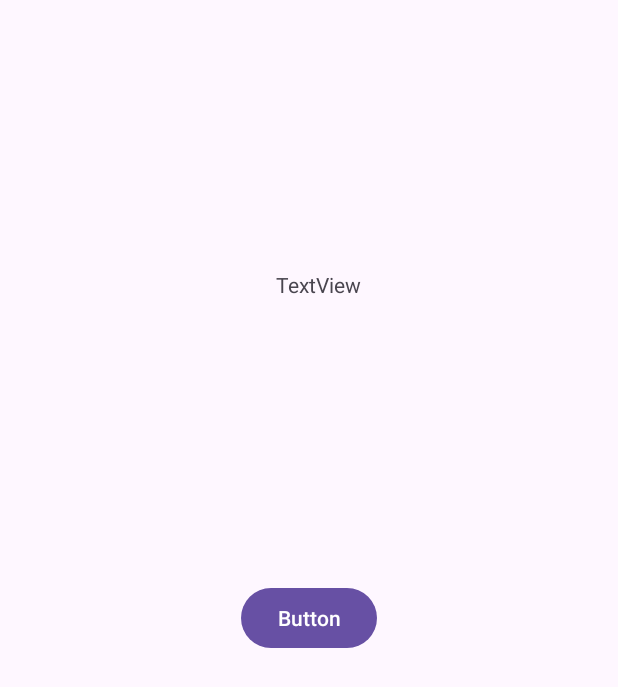
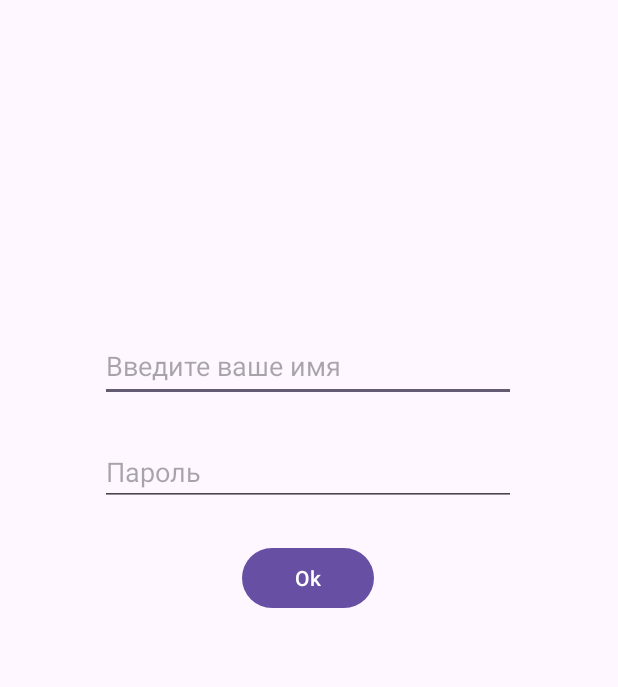
Before and after one commit to EvgeniyGeniyy/MyFirstRep, an Android app: the layout activity_main.xml on its own in the app's theme, with its tools: preview values and no code run, on a phone screen of 412 x 824 dp. Shown: the top 687 px of the screen. Run offline under Robolectric (Android 15) with nearby library versions, the phone set to English and light mode, and no system bars.

Commit message:
Урок 12

```diff
--- a/app/src/main/res/layout/activity_main.xml
+++ b/app/src/main/res/layout/activity_main.xml
@@ -14,25 +14,53 @@
         app:layout_anchor="@+id/constraintLayout"
         app:layout_anchorGravity="center">
 
-        <TextView
-            android:id="@+id/tvTest"
+        <Button
+            android:id="@+id/btRezult"
             android:layout_width="wrap_content"
             android:layout_height="wrap_content"
-            android:layout_marginStart="184dp"
-            android:layout_marginTop="180dp"
-            android:text="TextView"
+            android:layout_marginTop="24dp"
+            android:text="Ok"
+            app:layout_constraintEnd_toEndOf="@+id/textView"
+            app:layout_constraintStart_toStartOf="@+id/textView"
+            app:layout_constraintTop_toBottomOf="@+id/textView" />
+
+        <EditText
+            android:id="@+id/edName"
+            android:layout_width="277dp"
+            android:layout_height="48dp"
+            android:layout_marginTop="220dp"
+            android:ems="10"
+            android:hint="Введите ваше имя"
+            android:inputType="text"
+            app:layout_constraintEnd_toEndOf="parent"
+            app:layout_constraintHorizontal_bias="0.497"
             app:layout_constraintStart_toStartOf="parent"
             app:layout_constraintTop_toTopOf="parent" />
 
+        <EditText
+            android:id="@+id/edPass"
+            android:layout_width="0dp"
+            android:layout_height="wrap_content"
+            android:layout_marginTop="24dp"
+            android:ems="10"
+            android:hint="Пароль"
+            android:inputType="text"
+            app:layout_constraintEnd_toEndOf="@+id/edName"
+            app:layout_constraintHorizontal_bias="0.0"
+            app:layout_constraintStart_toStartOf="@+id/edName"
+            app:layout_constraintTop_toBottomOf="@+id/edName" />
+
+        <TextView
+            android:id="@+id/textView"
+            android:layout_width="wrap_content"
+            android:layout_height="wrap_content"
+            android:layout_marginTop="44dp"
+            android:text="TextView"
+            android:visibility="gone"
+            app:layout_constraintEnd_toEndOf="@+id/edPass"
+            app:layout_constraintStart_toStartOf="@+id/edPass"
+            app:layout_constraintTop_toBottomOf="@+id/edPass" />
+
     </androidx.constraintlayout.widget.ConstraintLayout>
 
-    <Button
-        android:id="@+id/buttonTest"
-        android:layout_width="wrap_content"
-        android:layout_height="wrap_content"
-        android:layout_marginTop="132dp"
-        android:onClick="onClickTest"
-        android:text="Button"
-        app:layout_anchor="@+id/constraintLayout"
-        app:layout_anchorGravity="center" />
 </androidx.coordinatorlayout.widget.CoordinatorLayout>
```
Also changed, not shown: app/src/main/java/com/example/test2/MainActivity.kt (+63 -22 lines).
